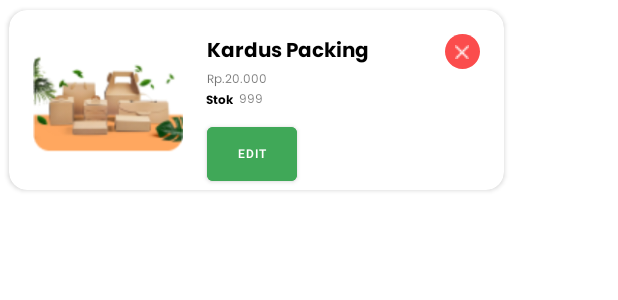
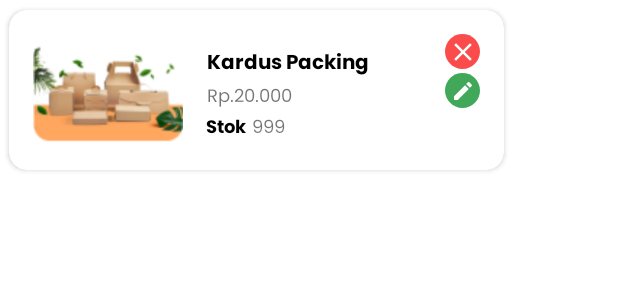
Before and after one commit to ReCyclo-Bangkit-2023/ReCyclo-android, an Android app: the layout dashboard_item.xml on its own in the app's theme, with its tools: preview values and no code run, on a phone screen of 412 x 824 dp. Shown: the top 300 px of the screen. Run offline under Robolectric (Android 15) with nearby library versions, the light colour scheme and no system bars.

Commit message:
fix ViewModelFactory goods and fix delete endpoint

```diff
--- a/app/src/main/java/com/zeroone/recyclo/ui/dashboard/goods/add/ViewModelFactory.kt
+++ b/app/src/main/java/com/zeroone/recyclo/ui/dashboard/goods/ViewModelFactory.kt
@@ -1,4 +1,4 @@
-package com.zeroone.recyclo.ui.dashboard.goods.add
+package com.zeroone.recyclo.ui.dashboard.goods
 
 import androidx.lifecycle.ViewModel
 import androidx.lifecycle.ViewModelProvider
@@ -8,8 +8,8 @@ class ViewModelFactory(private val pref: SessionPreference) : ViewModelProvider.
 
     @Suppress("UNCHECKED_CAST")
     override fun <T : ViewModel> create(modelClass: Class<T>): T {
-        if (modelClass.isAssignableFrom(AddViewModel::class.java)) {
-            return AddViewModel(pref) as T
+        if (modelClass.isAssignableFrom(GoodsViewModel::class.java)) {
+            return GoodsViewModel(pref) as T
         }
         throw IllegalArgumentException("Unknown ViewModel class: " + modelClass.name)
     }
--- a/app/src/main/java/com/zeroone/recyclo/utils/LoadingBar.kt
+++ b/app/src/main/java/com/zeroone/recyclo/utils/LoadingBar.kt
@@ -9,6 +9,7 @@ import android.graphics.PorterDuff
 import android.graphics.drawable.Drawable
 import android.os.Build
 import android.view.Window
+import android.widget.Button
 import android.widget.ProgressBar
 import android.widget.TextView
 import androidx.cardview.widget.CardView
@@ -41,6 +42,7 @@ class LoadingBar(val mActivity: Activity) {
 
     }
 
+
     private fun setColorFilter(drawable: Drawable, color: Int) {
         if (Build.VERSION.SDK_INT >= Build.VERSION_CODES.Q) {
             drawable.colorFilter = BlendModeColorFilter(color, BlendMode.SRC_ATOP)
--- /dev/null
+++ b/app/src/main/res/drawable/baseline_close_24.xml
@@ -0,0 +1,5 @@
+<vector android:height="24dp" android:tint="#FFFFFF"
+    android:viewportHeight="24" android:viewportWidth="24"
+    android:width="24dp" xmlns:android="http://schemas.android.com/apk/res/android">
+    <path android:fillColor="@android:color/white" android:pathData="M19,6.41L17.59,5 12,10.59 6.41,5 5,6.41 10.59,12 5,17.59 6.41,19 12,13.41 17.59,19 19,17.59 13.41,12z"/>
+</vector>
--- /dev/null
+++ b/app/src/main/res/drawable/baseline_edit_24.xml
@@ -0,0 +1,5 @@
+<vector android:height="24dp" android:tint="#FFFFFF"
+    android:viewportHeight="24" android:viewportWidth="24"
+    android:width="24dp" xmlns:android="http://schemas.android.com/apk/res/android">
+    <path android:fillColor="@android:color/white" android:pathData="M3,17.25V21h3.75L17.81,9.94l-3.75,-3.75L3,17.25zM20.71,7.04c0.39,-0.39 0.39,-1.02 0,-1.41l-2.34,-2.34c-0.39,-0.39 -1.02,-0.39 -1.41,0l-1.83,1.83 3.75,3.75 1.83,-1.83z"/>
+</vector>
--- /dev/null
+++ b/app/src/main/res/drawable/bg_bulet_green.xml
@@ -0,0 +1,19 @@
+<?xml version="1.0" encoding="utf-8"?>
+<vector
+    xmlns:android="http://schemas.android.com/apk/res/android"
+    xmlns:aapt="http://schemas.android.com/aapt"
+    android:width="23dp"
+    android:height="23dp"
+    android:viewportWidth="23"
+    android:viewportHeight="23"
+    >
+    <group>
+        <clip-path
+            android:pathData="M23 11.5C23 17.8513 17.8513 23 11.5 23C5.14873 23 0 17.8513 0 11.5C0 5.14873 5.14873 0 11.5 0C17.8513 0 23 5.14873 23 11.5Z"
+            />
+        <path
+            android:pathData="M0 0V23H23V0"
+            android:fillColor="@color/main_green"
+            />
+    </group>
+</vector>
--- a/app/src/main/res/layout/cart_item.xml
+++ b/app/src/main/res/layout/cart_item.xml
@@ -81,7 +81,7 @@
             android:layout_alignParentTop="true"
             android:layout_marginTop="3dp"
             android:layout_marginEnd="8dp"
-            android:background="@drawable/bg_bulet"
+            android:background="@drawable/bg_bulet_red"
             app:layout_constraintEnd_toEndOf="parent"
             app:layout_constraintHorizontal_bias="1.0"
             app:layout_constraintStart_toStartOf="parent"
--- a/app/src/main/res/layout/custom_tooltip.xml
+++ b/app/src/main/res/layout/custom_tooltip.xml
@@ -23,7 +23,7 @@
                 android:layout_alignParentTop="true"
                 android:layout_marginTop="3dp"
                 android:layout_marginEnd="8dp"
-                android:background="@drawable/bg_bulet"
+                android:background="@drawable/bg_bulet_red"
                 app:layout_constraintEnd_toEndOf="parent"
                 app:layout_constraintHorizontal_bias="1.0"
                 app:layout_constraintStart_toStartOf="parent"
--- a/app/src/main/res/layout/dashboard_item.xml
+++ b/app/src/main/res/layout/dashboard_item.xml
@@ -1,10 +1,9 @@
 <?xml version="1.0" encoding="utf-8"?>
 <androidx.cardview.widget.CardView xmlns:android="http://schemas.android.com/apk/res/android"
     xmlns:app="http://schemas.android.com/apk/res-auto"
-    xmlns:tools="http://schemas.android.com/tools"
     android:id="@+id/card_view"
     android:layout_width="342dp"
-    android:layout_height="wrap_content"
+    android:layout_height="120dp"
     android:thicknessRatio="1.9"
     app:cardCornerRadius="12dp"
     app:cardElevation="2dp"
@@ -30,7 +29,7 @@
             android:layout_width="wrap_content"
             android:layout_height="wrap_content"
             android:layout_marginStart="16dp"
-            android:layout_marginTop="16dp"
+            android:layout_marginTop="24dp"
             android:fontFamily="@font/poppins_bold"
             android:text="Kardus Packing"
             android:textColor="@color/black"
@@ -45,7 +44,7 @@
             android:layout_marginStart="16dp"
             android:fontFamily="@font/poppins_regular"
             android:text="Rp.20.000"
-            android:textSize="8sp"
+            android:textSize="12sp"
             app:layout_constraintStart_toEndOf="@+id/hero"
             app:layout_constraintTop_toBottomOf="@+id/title_dashboard" />
 
@@ -57,7 +56,7 @@
             android:fontFamily="@font/poppins_bold"
             android:text="Stok"
             android:textColor="@color/black"
-            android:textSize="8sp"
+            android:textSize="12sp"
             app:layout_constraintStart_toEndOf="@+id/hero"
             app:layout_constraintTop_toBottomOf="@+id/price_dashboard" />
 
@@ -68,7 +67,7 @@
             android:layout_marginStart="4dp"
             android:fontFamily="@font/poppins_regular"
             android:text="999"
-            android:textSize="8sp"
+            android:textSize="12sp"
             app:layout_constraintStart_toEndOf="@+id/textView10"
             app:layout_constraintTop_toBottomOf="@+id/price_dashboard" />
 
@@ -81,7 +80,24 @@
             android:layout_alignParentTop="true"
             android:layout_marginTop="16dp"
             android:layout_marginEnd="16dp"
-            android:background="@drawable/bg_bulet"
+            android:background="@drawable/bg_bulet_red"
+            app:layout_constraintEnd_toEndOf="parent"
+            app:layout_constraintHorizontal_bias="1.0"
+            app:layout_constraintStart_toStartOf="parent"
+            app:layout_constraintTop_toTopOf="parent">
+
+
+        </View>
+
+        <View
+            android:id="@+id/edit"
+            android:layout_width="23dp"
+            android:layout_height="23dp"
+            android:layout_alignParentLeft="true"
+            android:layout_alignParentTop="true"
+            android:layout_marginTop="42dp"
+            android:layout_marginEnd="16dp"
+            android:background="@drawable/bg_bulet_green"
             app:layout_constraintEnd_toEndOf="parent"
             app:layout_constraintHorizontal_bias="1.0"
             app:layout_constraintStart_toStartOf="parent"
@@ -91,27 +107,24 @@
         </View>
 
         <ImageView
-            android:id="@+id/imageView9"
-            android:layout_width="wrap_content"
+            android:id="@+id/delete_ico"
+            android:layout_width="20dp"
             android:layout_height="wrap_content"
-            android:layout_marginTop="23dp"
-            android:layout_marginEnd="23dp"
+            android:layout_marginTop="16dp"
+            android:layout_marginEnd="17dp"
             app:layout_constraintEnd_toEndOf="parent"
             app:layout_constraintTop_toTopOf="parent"
-            app:srcCompat="@drawable/x" />
+            app:srcCompat="@drawable/baseline_close_24" />
 
-        <Button
-            android:id="@+id/edit"
-            android:layout_width="60dp"
+        <ImageView
+            android:id="@+id/edit_ico"
+            android:layout_width="16dp"
             android:layout_height="wrap_content"
-            android:layout_marginStart="16dp"
-            android:layout_marginTop="4dp"
-            android:backgroundTint="@color/main_green"
-            android:text="@string/cta_dashboard"
-            android:textSize="12sp"
+            android:layout_marginTop="42dp"
+            android:layout_marginEnd="19dp"
+            app:layout_constraintEnd_toEndOf="parent"
+            app:layout_constraintTop_toTopOf="parent"
+            app:srcCompat="@drawable/baseline_edit_24" />
 
-            app:layout_constraintStart_toEndOf="@+id/hero"
-            app:layout_constraintTop_toBottomOf="@+id/textView10"
-            app:rippleColor="@color/main_green" />
     </androidx.constraintlayout.widget.ConstraintLayout>
 </androidx.cardview.widget.CardView>
--- a/app/src/main/res/layout/fragment_goods.xml
+++ b/app/src/main/res/layout/fragment_goods.xml
@@ -15,6 +15,8 @@
             android:id="@+id/rvGoods"
             android:layout_width="match_parent"
             android:layout_height="match_parent"
+            android:layout_marginBottom="50dp"
+            app:layout_constraintBottom_toBottomOf="parent"
             app:layout_constraintEnd_toEndOf="parent"
             app:layout_constraintStart_toStartOf="parent"
             app:layout_constraintTop_toTopOf="parent" />
@@ -23,8 +25,8 @@
             android:id="@+id/addToFav"
             android:layout_width="56dp"
             android:layout_height="57dp"
-            android:layout_marginEnd="16dp"
-            android:layout_marginBottom="70dp"
+            android:layout_marginEnd="8dp"
+            android:layout_marginBottom="55dp"
             android:clickable="true"
             android:contentDescription="@string/todo"
             android:focusable="true"
```
Also changed, not shown: app/src/main/java/com/zeroone/recyclo/api/ApiInterface.kt (+7 -0 lines), app/src/main/java/com/zeroone/recyclo/api/response/ResponseDeleteGoods.kt (added, +19 -0 lines), app/src/main/java/com/zeroone/recyclo/ui/dashboard/goods/GoodsAdapter.kt (+43 -4 lines), app/src/main/java/com/zeroone/recyclo/ui/dashboard/goods/GoodsFragment.kt (+5 -11 lines), app/src/main/java/com/zeroone/recyclo/ui/dashboard/goods/GoodsViewModel.kt (renamed from app/src/main/java/com/zeroone/recyclo/ui/dashboard/goods/add/AddViewModel.kt, +52 -3 lines), app/src/main/java/com/zeroone/recyclo/ui/dashboard/goods/add/AddActivity.kt (+5 -2 lines), app/src/main/java/com/zeroone/recyclo/utils/Utils.kt (+18 -0 lines), app/src/main/res/layout/dialog_delete_confirmation.xml (+43 -2 lines), app/src/main/res/drawable/bg_bulet_red.xml (renamed from app/src/main/res/drawable/bg_bulet.xml).
